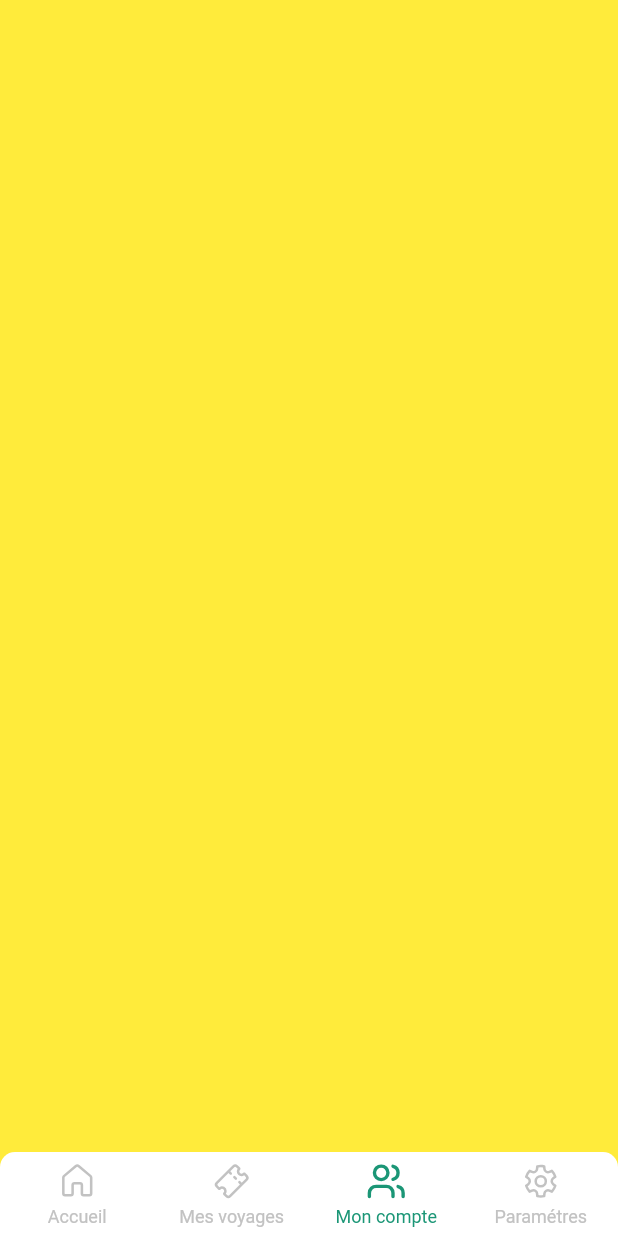
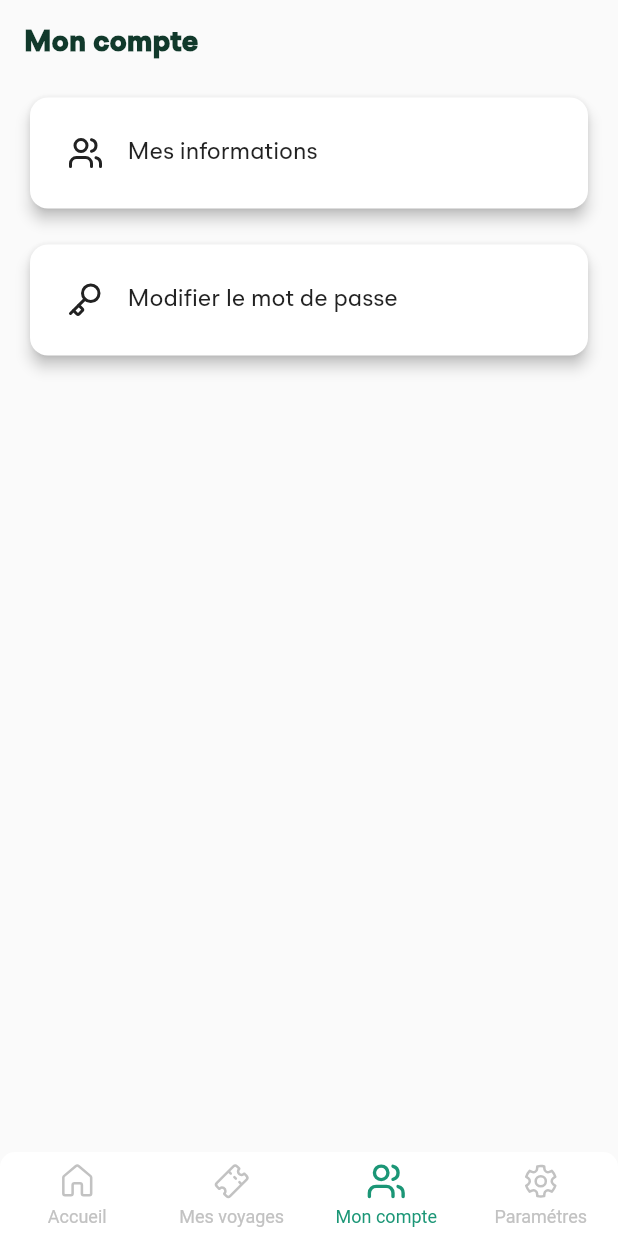
Before and after one commit to Lamine58/monvoyage, a Flutter app: the Tabs screen opened directly, item 3 of the bottom bar chosen, on a phone screen of 412 x 824 dp. Run offline on Flutter 3.47's test engine with Material 2 defaults, Android fonts, the phone set to English and light mode, and no system bars; drawn by our look-alikes of persistent_bottom_nav_bar; our stand-ins replace calendar_date_picker2, fluentui_system_icons, lucide_icons.

Commit message:
Account page , profil page , change password page

```diff
--- /dev/null
+++ b/lib/account/account.dart
@@ -0,0 +1,102 @@
+import 'package:flutter/material.dart';
+import 'package:monvoyage/account/password.dart';
+import 'package:monvoyage/account/profile.dart';
+import 'package:monvoyage/widget/title.dart';
+import 'package:lucide_icons/lucide_icons.dart';
+
+class Account extends StatelessWidget {
+  @override
+  Widget build(BuildContext context) {
+    return Scaffold(
+      appBar: AppBar(
+        backgroundColor: Color(0xFF11392b),
+        elevation: 0,
+        toolbarHeight: 0,
+      ),
+      body: Padding(
+        padding: EdgeInsets.all(16.0),
+        child: Column(
+          crossAxisAlignment: CrossAxisAlignment.stretch,
+          children: [
+            TitlePage('Mon compte'),
+            SizedBox(height: 20),
+            Card(
+              elevation: 4.0,
+              shape: RoundedRectangleBorder(
+                borderRadius: BorderRadius.circular(12.0), // Ajouter un rayon de 12.0 pour les coins arrondis
+              ),
+              child: InkWell(
+                onTap: () {
+                  // Naviguer vers la page "Mes informations"
+                  Navigator.push(
+                    context,
+                    MaterialPageRoute(
+                      builder: (context) => Profile(
+                        firstName:'Saint',
+                        lastName:'Cyr',
+                        email:'saintcyr@gmail.com',
+                        address:'Rivera',
+                        phone:'0102030405',
+                      )
+                    ),
+                  );
+                },
+                child: Padding(
+                  padding: EdgeInsets.all(25.0),
+                  child: Row(
+                    children: [
+                      Icon(LucideIcons.users),
+                      SizedBox(width: 16.0),
+                      _BoxTitle('Mes informations')
+                    ],
+                  ),
+                ),
+              ),
+            ),
+            SizedBox(height: 16.0),
+            Card(
+              elevation: 4.0,
+              shape: RoundedRectangleBorder(
+                borderRadius: BorderRadius.circular(12.0), // Ajouter un rayon de 12.0 pour les coins arrondis
+              ),
+              child: InkWell(
+                onTap: () {
+                  // Naviguer vers la page "Modifier le mot de passe"
+                  Navigator.push(
+                    context,
+                    MaterialPageRoute(
+                      builder: (context) => Password(),
+                    ),
+                  );
+                },
+                child: Padding(
+                  padding: EdgeInsets.all(25.0),
+                  child: Row(
+                    children: [
+                      Icon(LucideIcons.key),
+                      SizedBox(width: 16.0),
+                      _BoxTitle('Modifier le mot de passe')
+                    ],
+                  ),
+                ),
+              ),
+            ),
+          ],
+        ),
+      ),
+    );
+  }
+
+  _BoxTitle(string){
+
+    return Text(
+      string,
+      style: TextStyle(
+        fontSize: 16,
+        fontWeight: FontWeight.w200,
+        fontFamily: 'Omega',
+      )
+    );
+  }
+
+}
--- a/lib/tabs/tabs.dart
+++ b/lib/tabs/tabs.dart
@@ -1,6 +1,7 @@
 import 'package:fluentui_system_icons/fluentui_system_icons.dart';
 import 'package:flutter/material.dart';
 import 'package:lucide_icons/lucide_icons.dart';
+import 'package:monvoyage/account/account.dart';
 import 'package:monvoyage/tabs/tabs-pages/home.dart';
 import 'package:monvoyage/tabs/tabs-pages/travels.dart';
 import 'package:persistent_bottom_nav_bar/persistent_tab_view.dart';
@@ -30,7 +31,7 @@ class _TabsState extends State<Tabs> {
         return [
           HomePage(),
           Travels(),
-          Container(color: Colors.yellow),
+          Account(),
           Container(color: Colors.blue),
         ];
     }
@@ -93,7 +94,7 @@ class _TabsState extends State<Tabs> {
           curve: Curves.ease,
           duration: Duration(milliseconds: 500),
         ),
-        navBarStyle: NavBarStyle.style6, // Choose the nav bar style with this property.
+        navBarStyle: NavBarStyle.style8, // Choose the nav bar style with this property.
     ));
   }
 }
--- /dev/null
+++ b/lib/widget/title.dart
@@ -0,0 +1,19 @@
+import 'package:flutter/material.dart';
+
+class TitlePage extends StatelessWidget {
+  final String title;
+  const TitlePage(this.title);
+
+  @override
+  Widget build(BuildContext context) {
+    return Text(
+      title,
+      style: TextStyle(
+        fontSize: 20,
+        fontWeight: FontWeight.bold,
+        color: Color(0xFF11392b),
+        fontFamily: 'OmegaBolder',
+      )
+    );
+  }
+}
```
Also changed, not shown: lib/account/password.dart (added, +171 -0 lines), lib/account/profile.dart (added, +218 -0 lines), lib/tabs/tabs-pages/home.dart (+3 -15 lines), lib/tabs/tabs-pages/travels.dart (+3 -15 lines).
